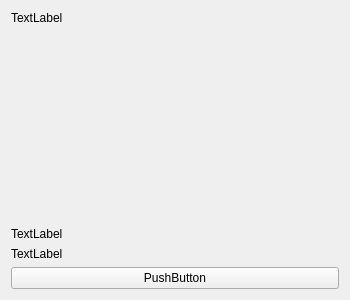
Andrew-Gh21/OnLib, file OnLib/OnLib/BookPreview.ui: the form before one commit.
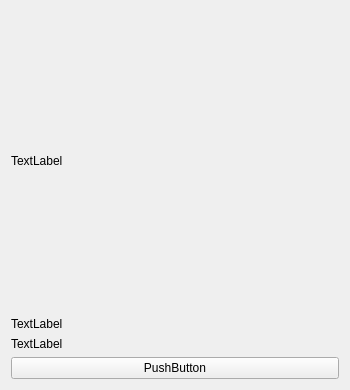
The form after the commit.

Commit message:
Maded scrollarea bigger, book covers are displaying well
Book preview's height is equal to section height so that vertical scroll bar is not showing.

```diff
--- a/OnLib/OnLib/BookPreview.ui
+++ b/OnLib/OnLib/BookPreview.ui
@@ -7,7 +7,7 @@
     <x>0</x>
     <y>0</y>
     <width>350</width>
-    <height>300</height>
+    <height>280</height>
    </rect>
   </property>
   <property name="minimumSize">
@@ -25,15 +25,44 @@
   <property name="windowTitle">
    <string>BookPreview</string>
   </property>
-  <layout class="QVBoxLayout" name="verticalLayout">
-   <item>
+  <layout class="QGridLayout" name="gridLayout">
+   <item row="0" column="0">
+    <layout class="QGridLayout" name="gridLayout_2">
+     <item row="3" column="0">
+      <widget class="QLabel" name="authors">
+       <property name="text">
+        <string>TextLabel</string>
+       </property>
+      </widget>
+     </item>
+     <item row="4" column="0">
+      <widget class="QPushButton" name="lendButton">
+       <property name="text">
+        <string>PushButton</string>
+       </property>
+      </widget>
+     </item>
+     <item row="2" column="0">
+      <widget class="QLabel" name="title">
+       <property name="text">
+        <string>TextLabel</string>
+       </property>
+      </widget>
+     </item>
+     <item row="0" column="0">
     <widget class="QLabel" name="cover">
+       <property name="minimumSize">
+        <size>
+         <width>150</width>
+         <height>300</height>
+        </size>
+       </property>
      <property name="text">
       <string>TextLabel</string>
      </property>
     </widget>
    </item>
-   <item>
+     <item row="1" column="0">
     <spacer name="verticalSpacer">
      <property name="orientation">
       <enum>Qt::Vertical</enum>
@@ -46,26 +75,7 @@
      </property>
     </spacer>
    </item>
-   <item>
-    <widget class="QLabel" name="title">
-     <property name="text">
-      <string>TextLabel</string>
-     </property>
-    </widget>
-   </item>
-   <item>
-    <widget class="QLabel" name="authors">
-     <property name="text">
-      <string>TextLabel</string>
-     </property>
-    </widget>
-   </item>
-   <item>
-    <widget class="QPushButton" name="lendButton">
-     <property name="text">
-      <string>PushButton</string>
-     </property>
-    </widget>
+    </layout>
    </item>
   </layout>
  </widget>
```
Lines whose indentation alone changed are shown as unchanged. The commit also changes 5 other files.
